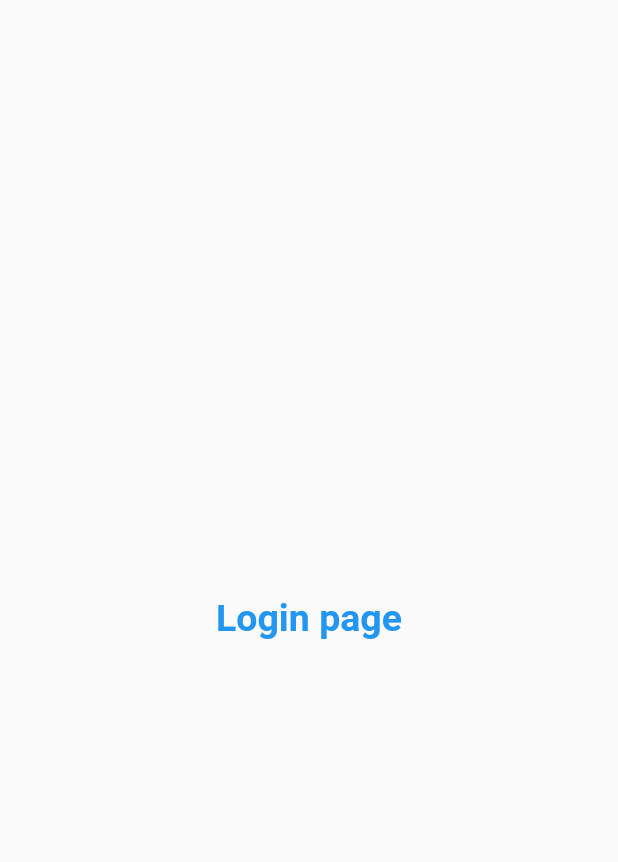
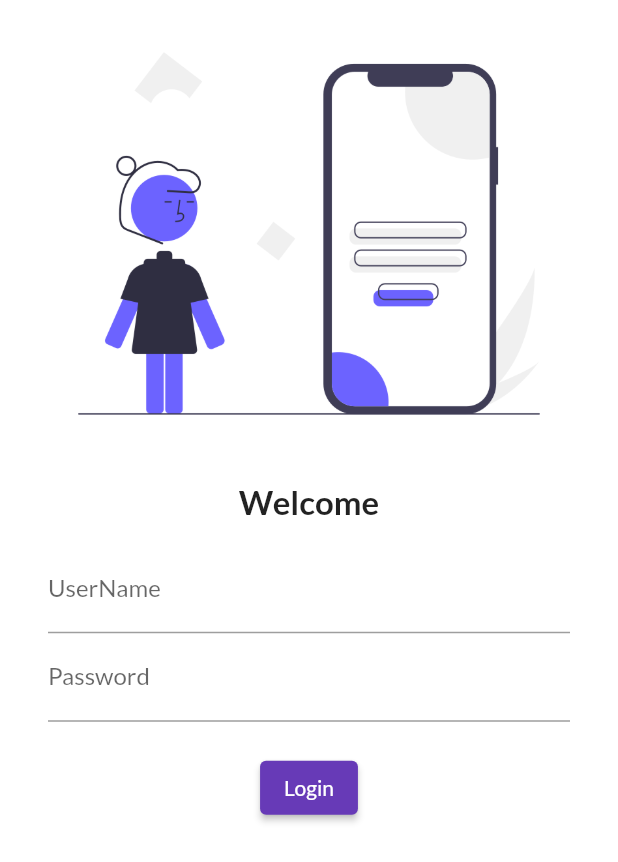
Before and after one commit to surajkd786/learning, a Flutter app: the screen it shows after launch, on a phone screen of 412 x 824 dp. Shown: the top 862 px of the screen. Run offline on Flutter 3.47's test engine with Material 2 defaults, Android fonts, the phone set to English and light mode, and no system bars; our stand-ins replace google_fonts.

Commit message:
day_04 commits

```diff
--- a/lib/main.dart
+++ b/lib/main.dart
@@ -1,6 +1,7 @@
 import 'package:flutter/material.dart';
 import 'package:flutter_application_1/pages/home_page.dart';
 import 'package:flutter_application_1/pages/loginPage.dart';
+import 'package:google_fonts/google_fonts.dart';
 
 void main(List<String> args) {
   runApp(const MyApp());
@@ -12,6 +13,12 @@ class MyApp extends StatelessWidget {
   @override
   Widget build(BuildContext context) {
     return MaterialApp(
+      themeMode: ThemeMode.light,
+      theme: ThemeData(
+        primarySwatch: Colors.deepPurple,
+        fontFamily: GoogleFonts.lato().fontFamily,
+        // primaryTextTheme: GoogleFonts.latoTextTheme(),
+      ),
       routes: {
         "/": (context) => LoginPage(),
         "/home_page": (context) => home_page(),
--- a/lib/pages/loginPage.dart
+++ b/lib/pages/loginPage.dart
@@ -5,16 +5,47 @@ class LoginPage extends StatelessWidget {
 
   @override
   Widget build(BuildContext context) {
-    return const Material(
-      child: Center(
-        child: Text(
-          "Login page",
-          style: TextStyle(
-            fontSize: 25,
-            color: Colors.blue,
-            fontWeight: FontWeight.bold,
+    return Material(
+      color: Colors.white,
+      child: Column(
+        children: [
+          Image.asset(
+            "assets/images/login.png",
+            fit: BoxFit.cover,
           ),
-        ),
+          const SizedBox(
+            height: 10.0,
+          ),
+          const Text(
+            "Welcome",
+            style: TextStyle(fontSize: 22, fontWeight: FontWeight.bold),
+          ),
+          Padding(
+            padding:
+                const EdgeInsets.symmetric(vertical: 16.0, horizontal: 32.0),
+            child: Column(
+              children: [
+                TextFormField(
+                  decoration: const InputDecoration(
+                    hintText: "Enter User Name",
+                    labelText: "UserName",
+                  ),
+                ),
+                TextFormField(
+                  obscureText: true,
+                  decoration: const InputDecoration(
+                    hintText: "Enter your Password",
+                    labelText: "Password",
+                  ),
+                ),
+                const SizedBox(
+                  height: 20.0,
+                ),
+                ElevatedButton(onPressed: () {}, child: const Text("Login"))
+              ],
+            ),
+          )
+        ],
       ),
     );
   }
```
Also changed, not shown: pubspec.yaml (+4 -5 lines), assets/images/login.png (added), pubspec.lock.
